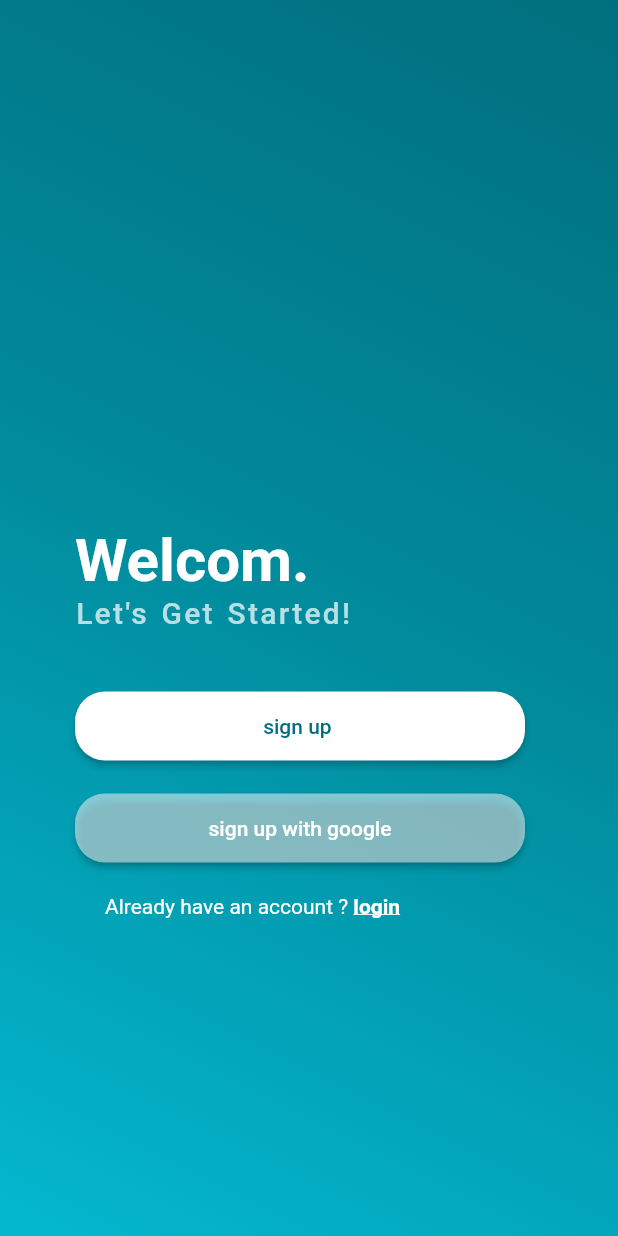
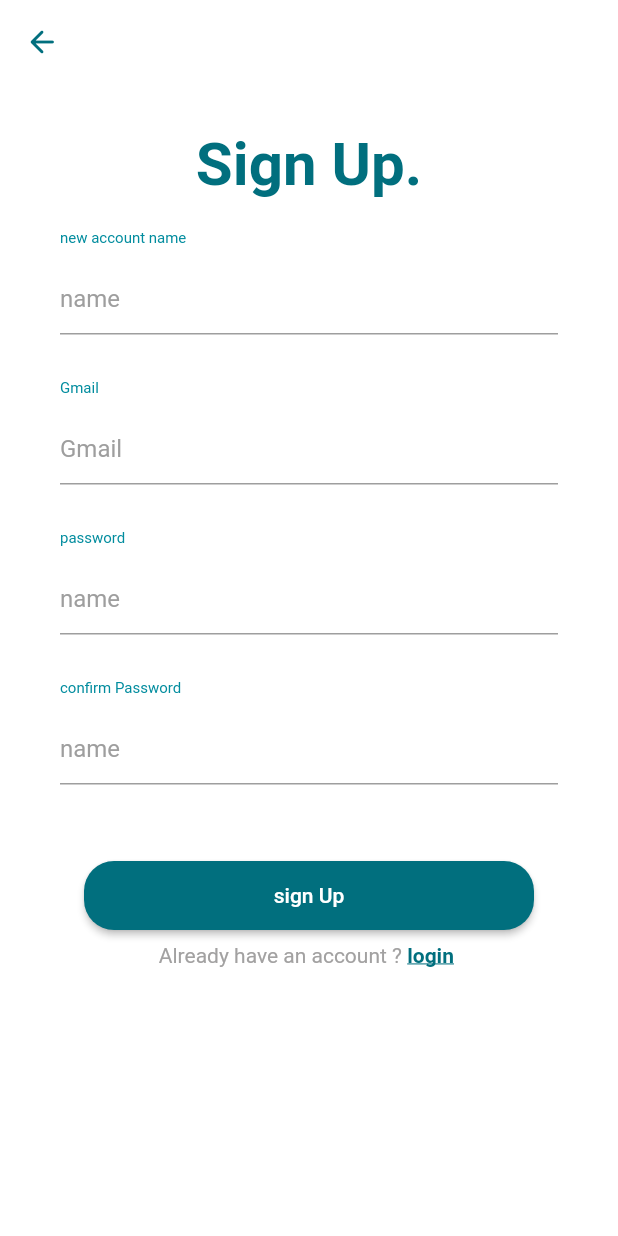
Before and after one commit to samarlarbi/sign-up-login-Flutter-Firebase, a Flutter app: the screen it shows after launch, after a tap on "sign up", on a phone screen of 412 x 824 dp. Run offline on Flutter 3.47's test engine with Material 2 defaults, Android fonts, the phone set to English and light mode, and no system bars.

Commit message:
adding sign up page

```diff
--- /dev/null
+++ b/lib/ColorPalete.dart
@@ -0,0 +1,7 @@
+import 'package:flutter/material.dart';
+
+class ColorPalete {
+  Color color1 = Color.fromARGB(255, 1, 111, 126);
+  Color color2 = Color.fromARGB(255, 1, 140, 158);
+  Color color3 = Color.fromRGBO(4, 184, 208, 1);
+}
--- /dev/null
+++ b/lib/CustomButton.dart
@@ -0,0 +1,44 @@
+import 'package:flutter/material.dart';
+
+class CustomButton extends StatelessWidget {
+  final Widget widget;
+  final String title;
+  final Color bgcolor, titlecolor;
+  const CustomButton(
+      {super.key,
+      required this.widget,
+      required this.title,
+      required this.bgcolor,
+      required this.titlecolor});
+
+  @override
+  Widget build(BuildContext context) {
+    return Container(
+      padding: EdgeInsets.only(top: 40),
+      child: SizedBox(
+        width: 300,
+        child: ElevatedButton(
+          onPressed: () {
+            Navigator.push(
+              context,
+              MaterialPageRoute(builder: (context) => widget),
+            );
+          },
+          style: ElevatedButton.styleFrom(
+            padding: EdgeInsets.all(15),
+            backgroundColor: bgcolor,
+            shape: RoundedRectangleBorder(
+              borderRadius: BorderRadius.circular(20),
+            ),
+          ),
+          child: Text(
+            title,
+            style: TextStyle(
+              color: titlecolor,
+            ),
+          ),
+        ),
+      ),
+    );
+  }
+}
--- /dev/null
+++ b/lib/Custominput.dart
@@ -0,0 +1,51 @@
+import 'package:flutter/material.dart';
+import 'package:sign_up_login/ColorPalete.dart';
+
+class CInput extends StatelessWidget {
+  final String name;
+  final String hintText;
+  final IconData? prefixIcon;
+  final bool obscureText;
+
+  const CInput(
+      {super.key,
+      required this.name,
+      required this.hintText,
+      this.prefixIcon,
+      required this.obscureText});
+
+  @override
+  Widget build(BuildContext context) {
+    return Container(
+      padding: EdgeInsets.all(10),
+      child: Column(
+        crossAxisAlignment: CrossAxisAlignment.start,
+        children: [
+          Padding(
+            padding: const EdgeInsets.only(top: 10.0, bottom: 10.0),
+            child: Text(
+              name,
+              style: TextStyle(color: ColorPalete().color2, fontSize: 10),
+            ),
+          ),
+          TextFormField(
+            obscureText: obscureText,
+            style: TextStyle(color: Colors.black),
+            decoration: InputDecoration(
+              border: InputBorder.none,
+              enabledBorder: UnderlineInputBorder(
+                borderSide: BorderSide(color: Colors.grey),
+              ),
+              focusedBorder: UnderlineInputBorder(
+                borderSide: BorderSide(color: ColorPalete().color2),
+              ),
+              hintText: hintText,
+              hintStyle: TextStyle(color: Colors.grey),
+              prefixIcon: prefixIcon != null ? Icon(prefixIcon) : null,
+            ),
+          )
+        ],
+      ),
+    );
+  }
+}
--- /dev/null
+++ b/lib/SignUpPage.dart
@@ -0,0 +1,92 @@
+import 'package:flutter/material.dart';
+import 'package:sign_up_login/ColorPalete.dart';
+import 'package:sign_up_login/main.dart';
+
+import 'Custominput.dart';
+import 'CustomButton.dart';
+
+class SignUpPage extends StatelessWidget {
+  const SignUpPage({Key? key}) : super(key: key);
+
+  @override
+  Widget build(BuildContext context) {
+    return MaterialApp(
+      home: Scaffold(
+          backgroundColor: Colors.white,
+          appBar: AppBar(
+            elevation: 0,
+            backgroundColor: Colors.white,
+            leading: IconButton(
+              // ignore: prefer_const_constructors
+              color: ColorPalete().color1,
+              icon: Icon(Icons.arrow_back_rounded),
+              onPressed: () {
+                Navigator.pop(
+                    context); // Navigate back when the back button is pressed
+              },
+            ),
+          ),
+          body: Container(
+            padding: EdgeInsets.all(30),
+            child: Column(
+              children: [
+                Text(
+                  "Sign Up.",
+                  style: TextStyle(
+                    fontSize: 40,
+                    fontWeight: FontWeight.w700,
+                    color: ColorPalete().color1,
+                  ),
+                ),
+                Column(
+                  children: [
+                    CInput(
+                        name: "new account name",
+                        hintText: "name",
+                        obscureText: false),
+                    CInput(
+                        name: "Gmail", hintText: "Gmail", obscureText: false),
+                    CInput(
+                        name: "password", hintText: "name", obscureText: true),
+                    CInput(
+                        name: "confirm Password",
+                        hintText: "name",
+                        obscureText: true),
+                  ],
+                ),
+                CustomButton(
+                    widget: LandingPage(),
+                    title: "sign Up",
+                    bgcolor: ColorPalete().color1,
+                    titlecolor: Colors.white),
+                Padding(
+                  padding: const EdgeInsets.all(8.0),
+                  child: Row(
+                    mainAxisAlignment: MainAxisAlignment.center,
+                    children: [
+                      Text(
+                        "Already have an account ? ",
+                        style: TextStyle(
+                          color: const Color.fromARGB(255, 162, 161, 161),
+                        ),
+                      ),
+                      GestureDetector(
+                        onTap: () {},
+                        child: Text(
+                          'login ',
+                          style: TextStyle(
+                            color: ColorPalete().color1,
+                            decoration: TextDecoration.underline,
+                            fontWeight: FontWeight.w700,
+                          ),
+                        ),
+                      ),
+                    ],
+                  ),
+                )
+              ],
+            ),
+          )),
+    );
+  }
+}
--- a/lib/main.dart
+++ b/lib/main.dart
@@ -1,18 +1,29 @@
+// main.dart
 import 'package:flutter/material.dart';
+import 'package:sign_up_login/SignUpPage.dart';
 
 void main() {
   runApp(const MyApp());
 }
 
 class MyApp extends StatelessWidget {
-  const MyApp({super.key});
+  const MyApp({Key? key}) : super(key: key);
 
-  // This widget is the root of your application.
   @override
   Widget build(BuildContext context) {
     return MaterialApp(
       debugShowCheckedModeBanner: false,
-      home: Scaffold(
+      home: LandingPage(),
+    );
+  }
+}
+
+class LandingPage extends StatelessWidget {
+  const LandingPage({Key? key}) : super(key: key);
+
+  @override
+  Widget build(BuildContext context) {
+    return Scaffold(
       body: Container(
         decoration: BoxDecoration(
           gradient: LinearGradient(
@@ -23,7 +34,8 @@ class MyApp extends StatelessWidget {
               Color.fromARGB(255, 1, 140, 158),
               Color.fromRGBO(4, 184, 208, 1),
             ],
-          )),
+          ),
+        ),
         child: Padding(
           padding: const EdgeInsets.all(50.0),
           child: Column(
@@ -34,32 +46,39 @@ class MyApp extends StatelessWidget {
                 height: 300,
               ),
               Text(
-                  "Welcom.",
+                "Welcome.",
                 style: TextStyle(
                   fontSize: 40,
                   fontWeight: FontWeight.w700,
                   color: Colors.white,
                 ),
               ),
-                Text("Let's Get Started!",
+              Text(
+                "Let's Get Started!",
                 style: TextStyle(
                   color: Color.fromARGB(183, 255, 255, 255),
                   fontWeight: FontWeight.w500,
                   wordSpacing: 2,
                   letterSpacing: 1.5,
-                        fontSize: 20)),
+                  fontSize: 20,
+                ),
+              ),
               Container(
                 padding: EdgeInsets.only(top: 40),
                 child: SizedBox(
                   width: 300,
                   child: ElevatedButton(
-                        onPressed: () {},
+                    onPressed: () {
+                      Navigator.push(
+                        context,
+                        MaterialPageRoute(builder: (context) => SignUpPage()),
+                      );
+                    },
                     style: ElevatedButton.styleFrom(
                       padding: EdgeInsets.all(15),
                       backgroundColor: Colors.white,
                       shape: RoundedRectangleBorder(
-                            borderRadius: BorderRadius.circular(
-                                20), // Set the border radius here
+                        borderRadius: BorderRadius.circular(20),
                       ),
                     ),
                     child: Text(
@@ -67,7 +86,8 @@ class MyApp extends StatelessWidget {
                       style: TextStyle(
                         color: Color.fromARGB(255, 1, 111, 126),
                       ),
-                        )),
+                    ),
+                  ),
                 ),
               ),
               Container(
@@ -78,11 +98,9 @@ class MyApp extends StatelessWidget {
                     onPressed: () {},
                     style: ElevatedButton.styleFrom(
                       padding: EdgeInsets.all(15),
-                          backgroundColor:
-                              const Color.fromARGB(131, 255, 255, 255),
+                      backgroundColor: const Color.fromARGB(131, 255, 255, 255),
                       shape: RoundedRectangleBorder(
-                            borderRadius: BorderRadius.circular(
-                                20), // Set the border radius here
+                        borderRadius: BorderRadius.circular(20),
                       ),
                     ),
                     child: Text(
@@ -90,12 +108,14 @@ class MyApp extends StatelessWidget {
                       style: TextStyle(
                         color: Color.fromARGB(255, 255, 255, 255),
                       ),
-                        )),
+                    ),
+                  ),
                 ),
               ),
               Container(
                 padding: EdgeInsets.only(top: 20, left: 20),
-                  child: Row(children: [
+                child: Row(
+                  children: [
                     Text(
                       "Already have an account ? ",
                       style: TextStyle(
@@ -109,13 +129,14 @@ class MyApp extends StatelessWidget {
                         style: TextStyle(
                           color: Color.fromARGB(255, 255, 255, 255),
                           decoration: TextDecoration.underline,
-                            fontWeight: FontWeight.w700),
+                          fontWeight: FontWeight.w700,
                         ),
                       ),
-                  ]),
+                    ),
+                  ],
+                ),
               )
             ],
-            ),
           ),
         ),
       ),
```
Lines whose indentation alone changed are shown as unchanged.
